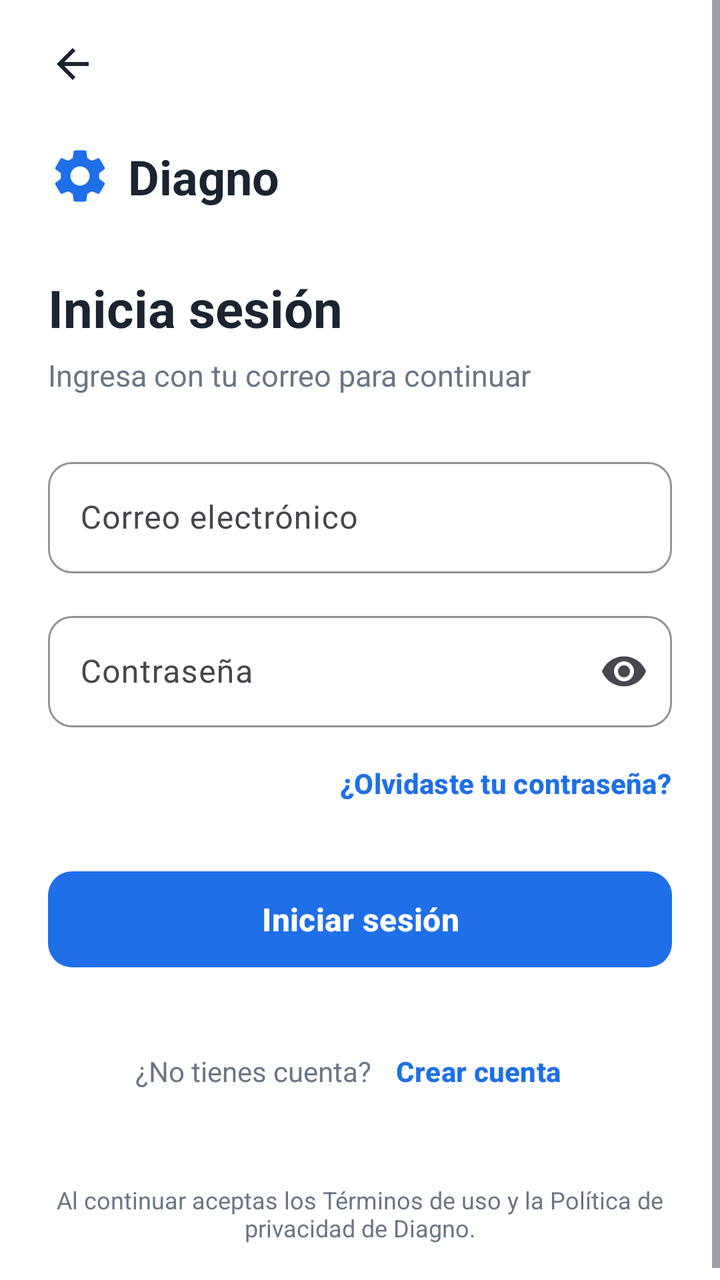
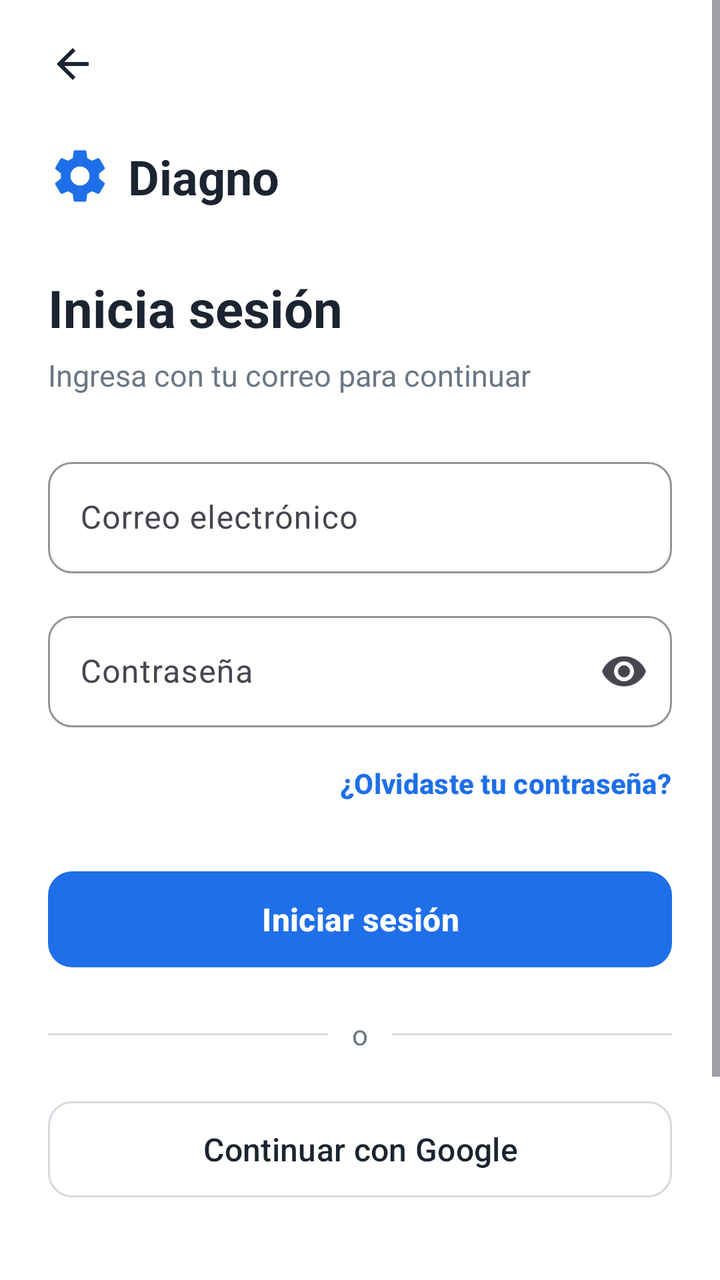

Before-and-after screenshots of an Android layout around one commit, followed by the original layout XML and the change that was made.
<!-- AndroidManifest.xml: application theme Theme.ProyectoFinal -->
<!-- res/layout/activity_login.xml -->
<?xml version="1.0" encoding="utf-8"?>
<ScrollView xmlns:android="http://schemas.android.com/apk/res/android"
    xmlns:app="http://schemas.android.com/apk/res-auto"
    android:id="@+id/loginRaiz"
    android:layout_width="match_parent"
    android:layout_height="match_parent"
    android:background="@android:color/white"
    android:fillViewport="true">

    <LinearLayout
        android:layout_width="match_parent"
        android:layout_height="wrap_content"
        android:orientation="vertical"
        android:paddingHorizontal="24dp"
        android:paddingTop="8dp"
        android:paddingBottom="24dp">

        
        <ImageButton
            android:id="@+id/btnVolverLogin"
            android:layout_width="48dp"
            android:layout_height="48dp"
            android:layout_marginStart="-12dp"
            android:background="?attr/selectableItemBackgroundBorderless"
            android:contentDescription="Volver"
            android:src="@drawable/ic_flecha_atras"
            app:tint="@color/texto" />

        
        <LinearLayout
            android:layout_width="wrap_content"
            android:layout_height="wrap_content"
            android:layout_marginTop="16dp"
            android:gravity="center_vertical"
            android:orientation="horizontal">

            <ImageView
                android:layout_width="32dp"
                android:layout_height="32dp"
                android:contentDescription="@null"
                android:src="@drawable/ic_nivel_engranaje"
                app:tint="@color/azul" />

            <TextView
                android:layout_width="wrap_content"
                android:layout_height="wrap_content"
                android:layout_marginStart="8dp"
                android:text="Diagno"
                android:textColor="@color/texto"
                android:textSize="24sp"
                android:textStyle="bold" />
        </LinearLayout>

        <TextView
            style="@style/Diagno.Titulo"
            android:layout_marginTop="32dp"
            android:text="Inicia sesión" />

        <TextView
            style="@style/Diagno.Subtitulo"
            android:text="Ingresa con tu correo para continuar" />

        
        <com.google.android.material.textfield.TextInputLayout
            android:id="@+id/tilLoginCorreo"
            style="@style/Diagno.Campo"
            android:layout_marginTop="28dp"
            android:hint="Correo electrónico">

            <com.google.android.material.textfield.TextInputEditText
                android:id="@+id/etLoginCorreo"
                android:layout_width="match_parent"
                android:layout_height="wrap_content"
                android:autofillHints="emailAddress"
                android:imeOptions="actionNext"
                android:inputType="textEmailAddress"
                android:maxLines="1" />
        </com.google.android.material.textfield.TextInputLayout>

        
        <com.google.android.material.textfield.TextInputLayout
            android:id="@+id/tilLoginPassword"
            style="@style/Diagno.Campo"
            android:hint="Contraseña"
            app:endIconMode="password_toggle">

            <com.google.android.material.textfield.TextInputEditText
                android:id="@+id/etLoginPassword"
                android:layout_width="match_parent"
                android:layout_height="wrap_content"
                android:autofillHints="password"
                android:imeOptions="actionDone"
                android:inputType="textPassword"
                android:maxLines="1" />
        </com.google.android.material.textfield.TextInputLayout>

        <com.google.android.material.button.MaterialButton
            android:id="@+id/btnOlvideClave"
            style="@style/Diagno.BotonTexto"
            android:layout_width="wrap_content"
            android:layout_height="wrap_content"
            android:layout_gravity="end"
            android:layout_marginTop="4dp"
            android:layout_marginEnd="-12dp"
            android:text="¿Olvidaste tu contraseña?" />

        
        <FrameLayout
            android:layout_width="match_parent"
            android:layout_height="wrap_content"
            android:layout_marginTop="16dp">

            <com.google.android.material.button.MaterialButton
                android:id="@+id/btnEntrar"
                style="@style/Diagno.BotonPrincipal"
                android:text="Iniciar sesión" />

            <com.google.android.material.progressindicator.CircularProgressIndicator
                android:id="@+id/progresoLogin"
                android:layout_width="wrap_content"
                android:layout_height="wrap_content"
                android:layout_gravity="center"
                android:elevation="8dp"
                android:indeterminate="true"
                android:visibility="gone"
                app:indicatorColor="@android:color/white"
                app:indicatorSize="24dp"
                app:trackThickness="3dp" />
        </FrameLayout>

        
        <LinearLayout
            android:layout_width="wrap_content"
            android:layout_height="wrap_content"
            android:layout_gravity="center_horizontal"
            android:layout_marginTop="24dp"
            android:gravity="center_vertical"
            android:orientation="horizontal">

            <TextView
                android:layout_width="wrap_content"
                android:layout_height="wrap_content"
                android:text="¿No tienes cuenta?"
                android:textColor="@color/texto_sec"
                android:textSize="14sp" />

            <com.google.android.material.button.MaterialButton
                android:id="@+id/btnIrCrearCuenta"
                style="@style/Diagno.BotonTexto"
                android:layout_width="wrap_content"
                android:layout_height="wrap_content"
                android:text="Crear cuenta" />
        </LinearLayout>

        <TextView
            android:layout_width="match_parent"
            android:layout_height="wrap_content"
            android:layout_marginTop="32dp"
            android:gravity="center"
            android:text="Al continuar aceptas los Términos de uso y la Política de privacidad de Diagno."
            android:textColor="@color/texto_sec"
            android:textSize="12sp" />
    </LinearLayout>
</ScrollView>
<!-- resources referenced by this layout -->
<resources>
  <color name="azul">#1E6FE8</color>
  <color name="texto">#1B2430</color>
  <color name="texto_sec">#6B7685</color>
  <!-- drawable ic_flecha_atras (drawable) -->
  <vector xmlns:android="http://schemas.android.com/apk/res/android"
      android:width="24dp" android:height="24dp"
      android:viewportWidth="24" android:viewportHeight="24">
      <path android:fillColor="#FF1B2430"
          android:pathData="M20,11H7.83l5.59,-5.59L12,4l-8,8 8,8 1.41,-1.41L7.83,13H20v-2z" />
  </vector>
  <style name="Diagno.BotonPrincipal" parent="Widget.Material3.Button">
          <item name="android:layout_width">match_parent</item>
          <item name="android:layout_height">56dp</item>
          <item name="android:textSize">16sp</item>
          <item name="android:textStyle">bold</item>
          <item name="android:textAllCaps">false</item>
          <item name="backgroundTint">@color/azul</item>
          <item name="cornerRadius">12dp</item>
      </style>
  <style name="Diagno.BotonTexto" parent="Widget.Material3.Button.TextButton">
          <item name="android:textAllCaps">false</item>
          <item name="android:textColor">@color/azul</item>
          <item name="android:textSize">14sp</item>
          <item name="android:textStyle">bold</item>
      </style>
  <style name="Diagno.Campo" parent="Widget.Material3.TextInputLayout.OutlinedBox">
          <item name="android:layout_width">match_parent</item>
          <item name="android:layout_height">wrap_content</item>
          <item name="android:layout_marginTop">16dp</item>
          <item name="boxCornerRadiusTopStart">12dp</item>
          <item name="boxCornerRadiusTopEnd">12dp</item>
          <item name="boxCornerRadiusBottomStart">12dp</item>
          <item name="boxCornerRadiusBottomEnd">12dp</item>
          <item name="boxStrokeColor">@color/azul</item>
          <item name="hintTextColor">@color/azul</item>
          <item name="boxStrokeErrorColor">@color/error</item>
          <item name="errorTextColor">@color/error</item>
      </style>
  <style name="Diagno.Subtitulo">
          <item name="android:layout_width">wrap_content</item>
          <item name="android:layout_height">wrap_content</item>
          <item name="android:layout_marginTop">6dp</item>
          <item name="android:textColor">@color/texto_sec</item>
          <item name="android:textSize">15sp</item>
      </style>
  <style name="Diagno.Titulo">
          <item name="android:layout_width">wrap_content</item>
          <item name="android:layout_height">wrap_content</item>
          <item name="android:textColor">@color/texto</item>
          <item name="android:textSize">26sp</item>
          <item name="android:textStyle">bold</item>
      </style>
  <style name="Theme.ProyectoFinal" parent="Theme.Material3.Light.NoActionBar" />
  <color name="error">#D93025</color>
  <!-- unchanged entries left out for length: 1 -->
</resources>

<!-- the commit's change to res/layout/activity_login.xml (unified diff, before → after) -->
@@ -130,6 +130,48 @@
 
         
         <LinearLayout
+            android:layout_width="match_parent"
+            android:layout_height="wrap_content"
+            android:layout_marginTop="20dp"
+            android:gravity="center_vertical"
+            android:orientation="horizontal">
+
+            <View
+                android:layout_width="0dp"
+                android:layout_height="1dp"
+                android:layout_weight="1"
+                android:background="@color/borde" />
+
+            <TextView
+                android:layout_width="wrap_content"
+                android:layout_height="wrap_content"
+                android:layout_marginHorizontal="12dp"
+                android:text="o"
+                android:textColor="@color/texto_sec" />
+
+            <View
+                android:layout_width="0dp"
+                android:layout_height="1dp"
+                android:layout_weight="1"
+                android:background="@color/borde" />
+        </LinearLayout>
+
+        
+        <com.google.android.material.button.MaterialButton
+            android:id="@+id/btnGoogle"
+            style="@style/Widget.Material3.Button.OutlinedButton"
+            android:layout_width="match_parent"
+            android:layout_height="56dp"
+            android:layout_marginTop="20dp"
+            android:text="Continuar con Google"
+            android:textAllCaps="false"
+            android:textColor="@color/texto"
+            android:textSize="16sp"
+            app:cornerRadius="12dp"
+            app:strokeColor="@color/borde" />
+
+        
+        <LinearLayout
             android:layout_width="wrap_content"
             android:layout_height="wrap_content"
             android:layout_gravity="center_horizontal"
<!-- resource entries referenced after the edit -->
@@ -1,6 +1,7 @@
 <!-- resources referenced by this layout -->
 <resources>
   <color name="azul">#1E6FE8</color>
+  <color name="borde">#D5DAE1</color>
   <color name="texto">#1B2430</color>
   <color name="texto_sec">#6B7685</color>
   <!-- drawable ic_flecha_atras (drawable) -->
